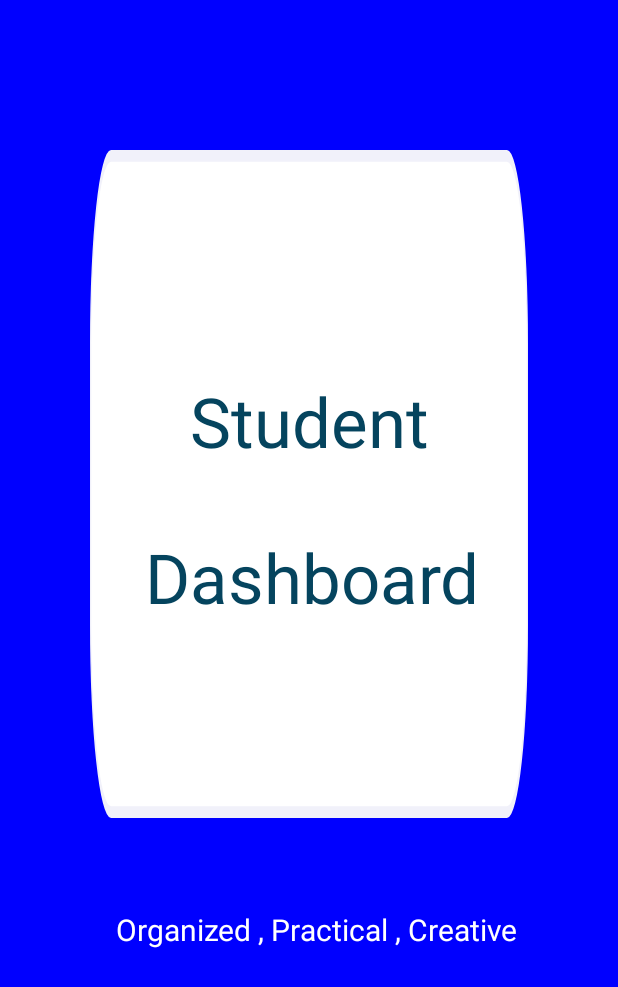
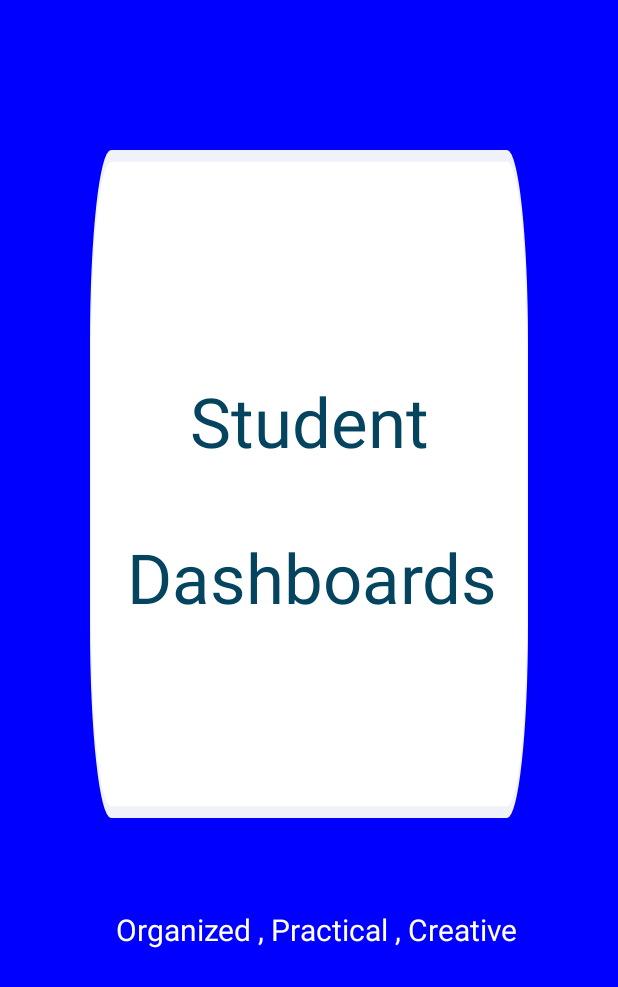
Before and after one commit to mohamedTaamallah/Project10-L3DSI1-Student-Dashboard, an Android app: the Start_Screen_Activity screen opened directly, with no data from a screen before it, on a phone screen of 412 x 824 dp. Shown: the top 987 px of the screen. Run offline under Robolectric (Android 15) with nearby library versions, the phone set to English and light mode, and no system bars.

Commit message:
test pull

```diff
--- a/app/src/main/res/layout/start_screen.xml
+++ b/app/src/main/res/layout/start_screen.xml
@@ -28,8 +28,7 @@
             android:layout_alignParentLeft="true"
             android:layout_alignParentTop="true"
             android:layout_marginLeft="0dp"
-            android:layout_marginTop="0dp"
-            ></View>
+            android:layout_marginTop="0dp"></View>
 
         <RelativeLayout
             android:id="@+id/input_field"
@@ -61,7 +60,7 @@
                 android:layout_marginLeft="5dp"
                 android:layout_marginTop="254dp"
                 android:gravity="center_horizontal|center_vertical"
-                android:text="Dashboard"
+                android:text="Dashboards"
                 android:textAppearance="@style/montra" />
 
         </RelativeLayout>
```
